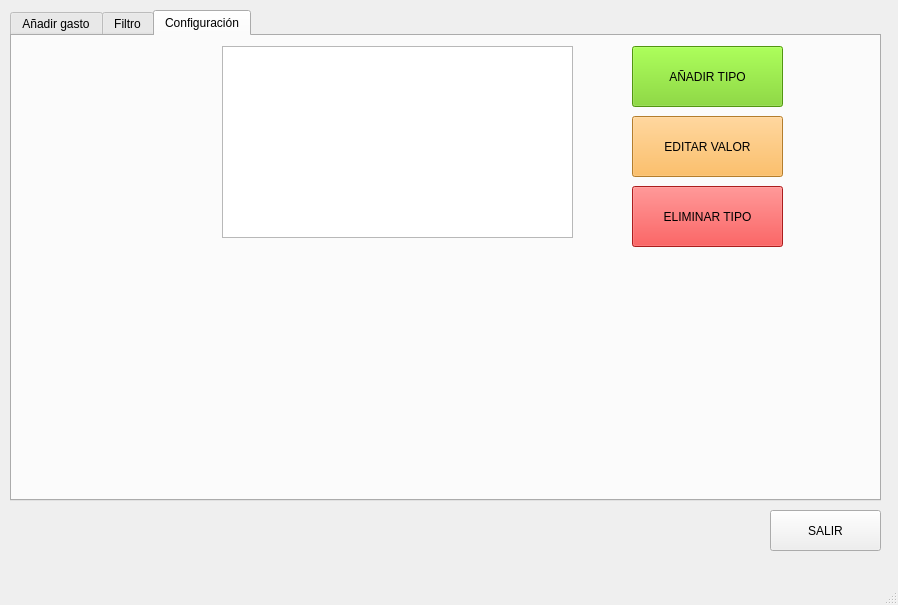
This is mainwindow.ui in igorrecioh/home_expenses_dsktp as Qt 5 draws it before an edit. The edited form follows.
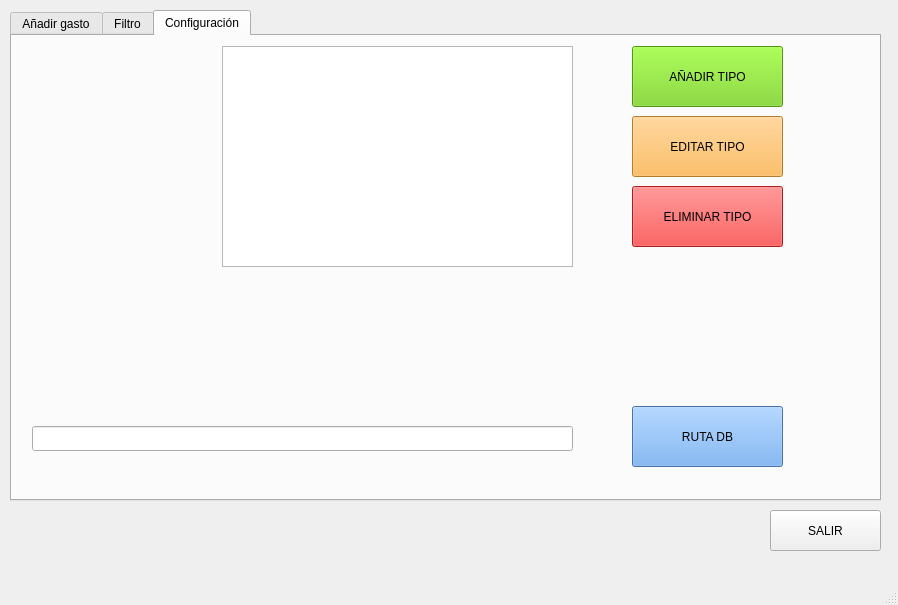
This is the edited form. The open tabs and pages were chosen to show the change.

Commit message: Added db path management

Patch:
```diff
--- a/mainwindow.ui
+++ b/mainwindow.ui
@@ -422,7 +422,7 @@
         <x>210</x>
         <y>10</y>
         <width>351</width>
-        <height>192</height>
+        <height>221</height>
        </rect>
       </property>
      </widget>
@@ -440,7 +440,7 @@
 font: 700 10pt &quot;Ubuntu&quot;;</string>
       </property>
       <property name="text">
-       <string>EDITAR VALOR</string>
+       <string>EDITAR TIPO</string>
       </property>
      </widget>
      <widget class="QPushButton" name="saveTypeBtn">
@@ -477,6 +477,41 @@
        <string>ELIMINAR TIPO</string>
       </property>
      </widget>
+     <widget class="QPushButton" name="setDbPath">
+      <property name="geometry">
+       <rect>
+        <x>620</x>
+        <y>370</y>
+        <width>151</width>
+        <height>61</height>
+       </rect>
+      </property>
+      <property name="styleSheet">
+       <string notr="true">background-color: rgb(98, 160, 234);
+font: 700 10pt &quot;Ubuntu&quot;;</string>
+      </property>
+      <property name="text">
+       <string>RUTA DB</string>
+      </property>
+     </widget>
+     <widget class="QLineEdit" name="dbPathLine">
+      <property name="geometry">
+       <rect>
+        <x>20</x>
+        <y>390</y>
+        <width>541</width>
+        <height>25</height>
+       </rect>
+      </property>
+      <property name="font">
+       <font>
+        <pointsize>10</pointsize>
+       </font>
+      </property>
+      <property name="readOnly">
+       <bool>true</bool>
+      </property>
+     </widget>
     </widget>
    </widget>
   </widget>
```
Left out of the diff: 4 changed lines with no effect on the pictures. The commit also changes 7 other files.
